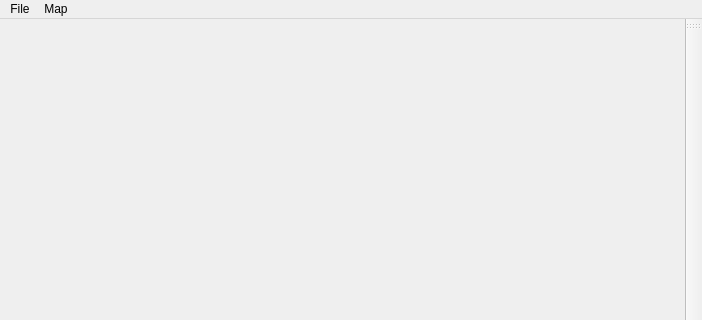
Above: MapGenerator/mainwindow.ui from HB-fga/LabirintoRatoCego before the change; both pictures show x 0 to 702 and y 0 to 320 of the 702 by 600 pixel window. Below: the same form after it.
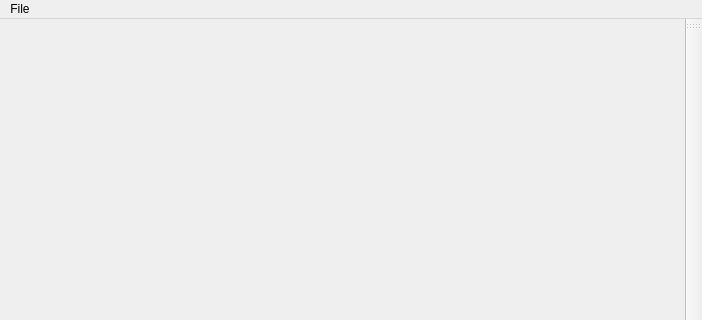
That is the form after the change. Icons and pictures are not drawn. Custom widgets are drawn as their Qt base class.

What changed in the file:
```diff
--- a/MapGenerator/mainwindow.ui
+++ b/MapGenerator/mainwindow.ui
@@ -44,23 +44,7 @@
     <addaction name="actionSave"/>
     <addaction name="actionSaveAs"/>
    </widget>
-   <widget class="QMenu" name="menuMap">
-    <property name="enabled">
-     <bool>true</bool>
-    </property>
-    <property name="tearOffEnabled">
-     <bool>false</bool>
-    </property>
-    <property name="title">
-     <string>Map</string>
-    </property>
-    <addaction name="actionIncreaseRows"/>
-    <addaction name="actionDecreaseRows"/>
-    <addaction name="actionIncrease_Cols"/>
-    <addaction name="actionDecrease_Cols"/>
-   </widget>
    <addaction name="menuFile"/>
-   <addaction name="menuMap"/>
   </widget>
   <widget class="QStatusBar" name="statusbar"/>
   <widget class="QToolBar" name="toolBar">
```
